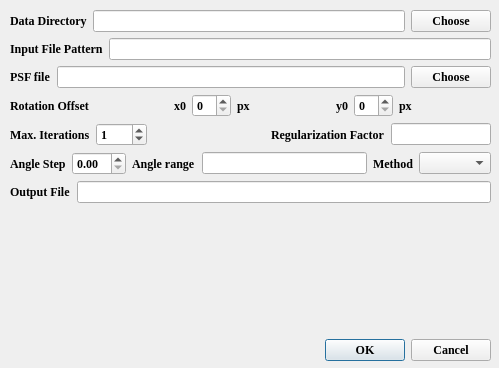
Qt form mvdConfigDialog.ui (lirenzhucn/MVD_VSI) before a commit.
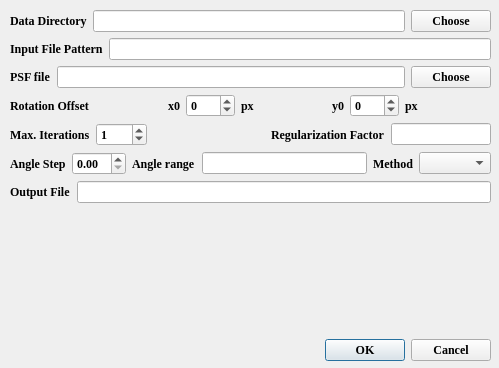
The same form after that commit.

Commit message: Loose limits of x0 y0 spin widgets

What changed in the file:
```diff
--- a/mvdConfigDialog.ui
+++ b/mvdConfigDialog.ui
@@ -122,7 +122,14 @@
        </widget>
       </item>
       <item>
-       <widget class="QSpinBox" name="mSpX0"/>
+       <widget class="QSpinBox" name="mSpX0">
+        <property name="minimum">
+         <number>-300</number>
+        </property>
+        <property name="maximum">
+         <number>300</number>
+        </property>
+       </widget>
       </item>
       <item>
        <widget class="QLabel" name="label_5">
@@ -152,7 +159,14 @@
        </widget>
       </item>
       <item>
-       <widget class="QSpinBox" name="mSpY0"/>
+       <widget class="QSpinBox" name="mSpY0">
+        <property name="minimum">
+         <number>-300</number>
+        </property>
+        <property name="maximum">
+         <number>300</number>
+        </property>
+       </widget>
       </item>
       <item>
        <widget class="QLabel" name="label_6">
```
